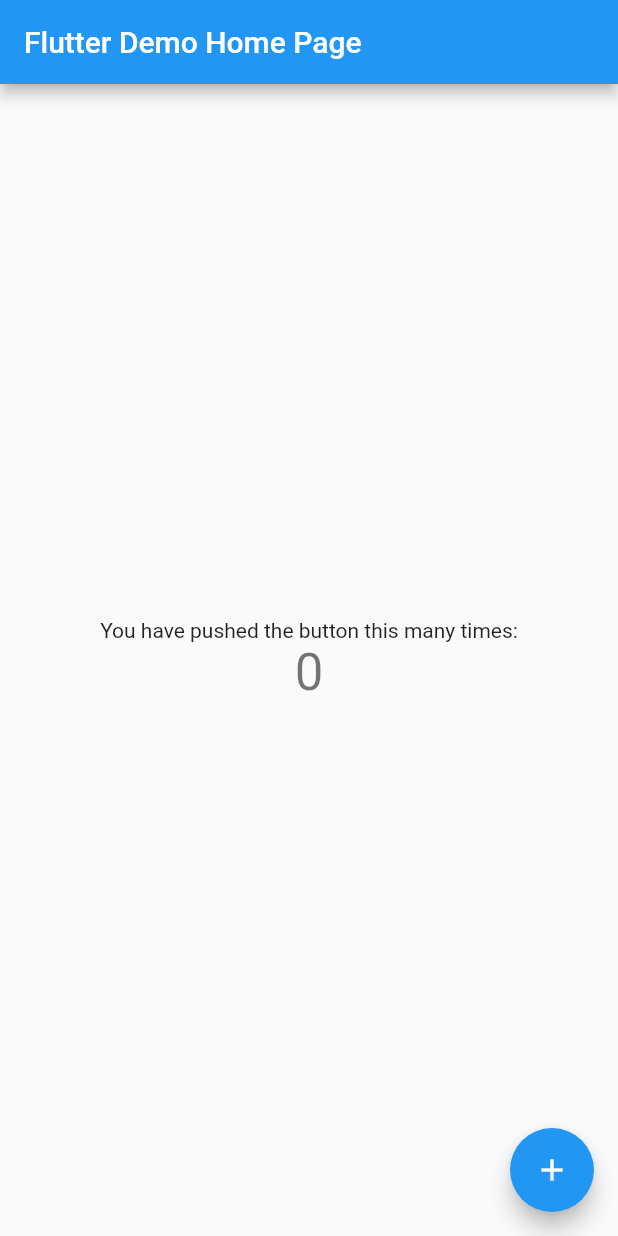
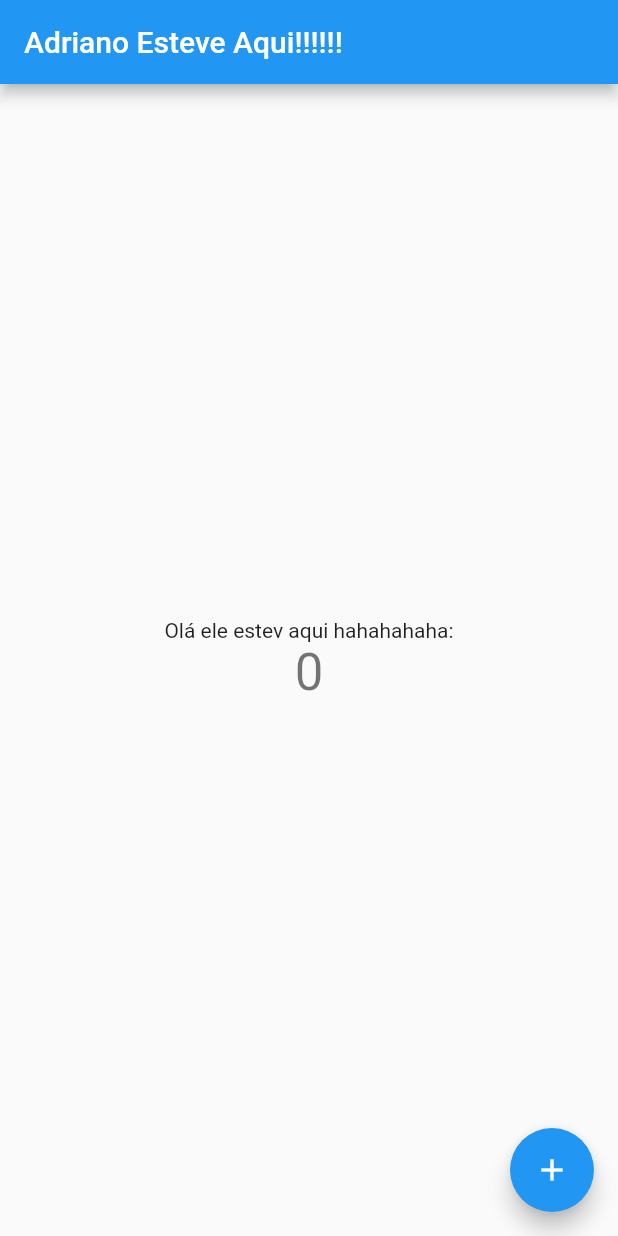
Before and after one commit to AdrianoRAV/Controle_despesas_Flutter, a Flutter app: the screen it shows after launch, on a phone screen of 412 x 824 dp. Run offline on Flutter 3.47's test engine with Material 2 defaults, Android fonts, the phone set to English and light mode, and no system bars.

Commit message:
Commit ! ADRIANO Esteve Aqui!!!!!!!!!!!!!!!!

```diff
--- a/lib/main.dart
+++ b/lib/main.dart
@@ -26,7 +26,7 @@ class MyApp extends StatelessWidget {
         // closer together (more dense) than on mobile platforms.
         visualDensity: VisualDensity.adaptivePlatformDensity,
       ),
-      home: MyHomePage(title: 'Flutter Demo Home Page'),
+      home: MyHomePage(title: 'Adriano Esteve Aqui!!!!!!'),
     );
   }
 }
@@ -98,7 +98,7 @@ class _MyHomePageState extends State<MyHomePage> {
           mainAxisAlignment: MainAxisAlignment.center,
           children: <Widget>[
             Text(
-              'You have pushed the button this many times:',
+              'Olá ele estev aqui hahahahaha:',
             ),
             Text(
               '$_counter',
```
